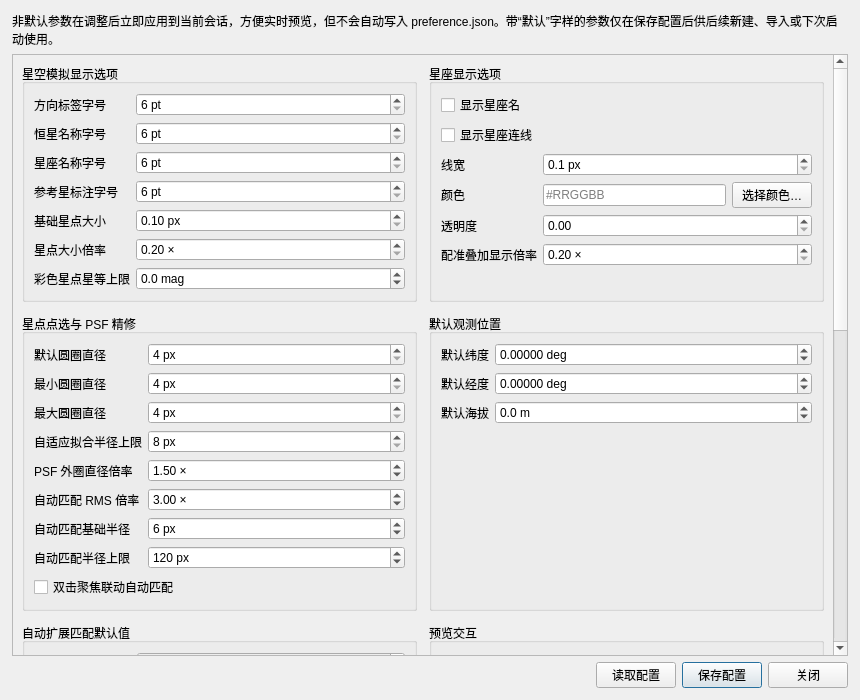
First picture: the form in meteoalign/ui/preferences_page.ui, repository HG731GZ/HGMeteoTool, before the edit.
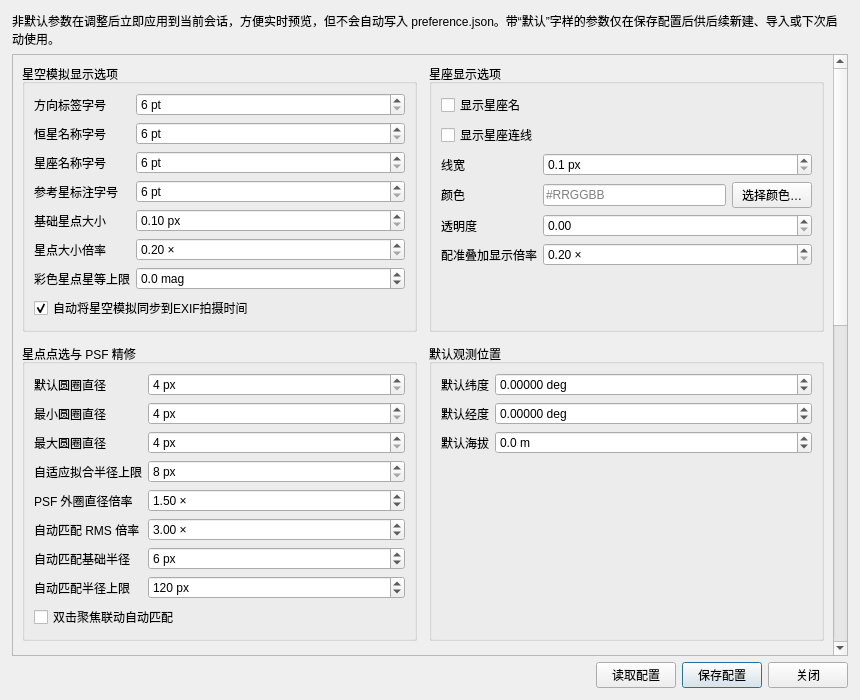
Second picture: the form after the edit.

Commit message: 选项中增加EXIF同步、粗略取景增加时间间隔提示

```diff
--- a/meteoalign/ui/preferences_page.ui
+++ b/meteoalign/ui/preferences_page.ui
@@ -108,6 +108,13 @@
             <property name="suffix"><string> mag</string></property><property name="decimals"><number>1</number></property><property name="minimum"><double>-10.000000000000000</double></property><property name="maximum"><double>30.000000000000000</double></property><property name="singleStep"><double>0.500000000000000</double></property>
            </widget>
           </item>
+          <item row="7" column="0" colspan="2">
+           <widget class="QCheckBox" name="checkBoxAutoSyncSimulatorTimeFromExif">
+            <property name="toolTip"><string>导入单张图像或图像组时，自动用原始拍摄时间更新“星空模拟”的拍摄时间；关闭后保留当前模拟时间。</string></property>
+            <property name="text"><string>自动将星空模拟同步到EXIF拍摄时间</string></property>
+            <property name="checked"><bool>true</bool></property>
+           </widget>
+          </item>
          </layout>
         </widget>
        </item>
```
The commit also changes 10 other files.
